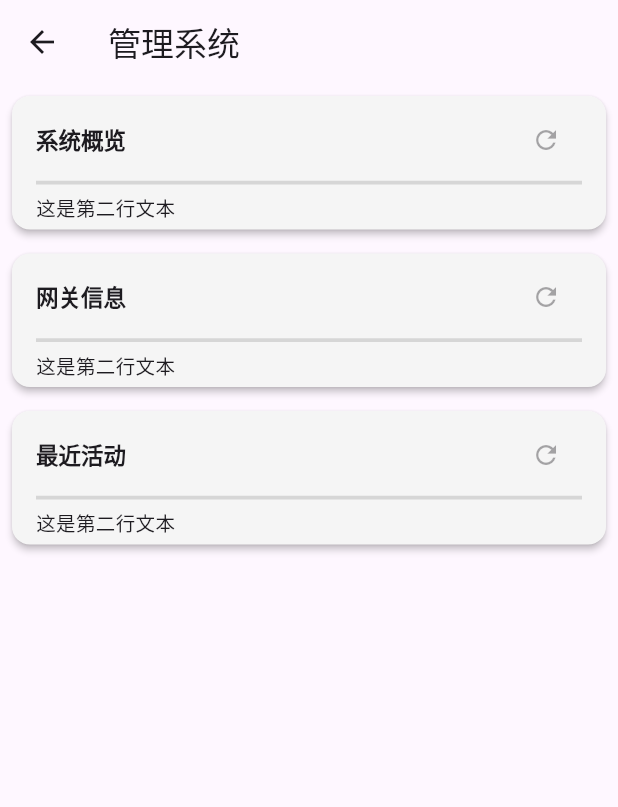
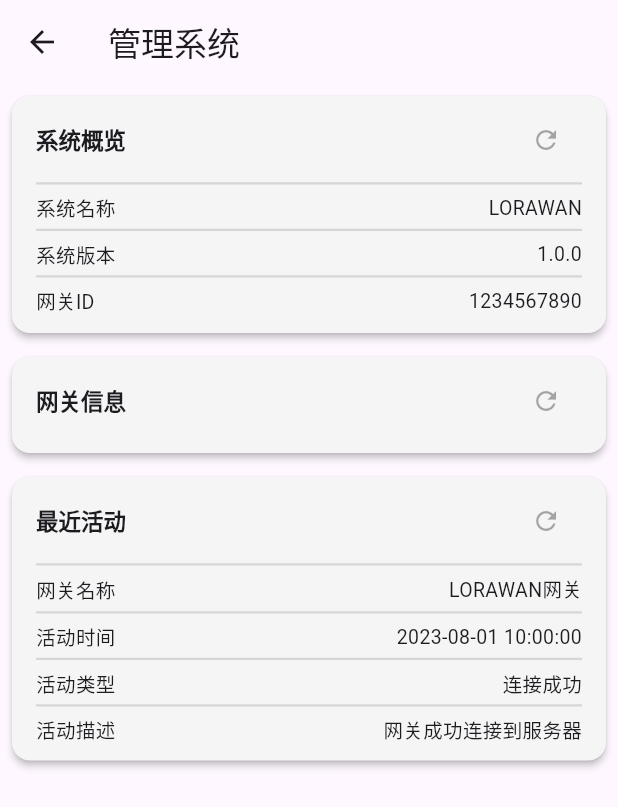
Before and after one commit to Nahida1O27/UI4LoRaWAN, a Flutter app: the SysPage screen opened directly, on a phone screen of 412 x 824 dp. Shown: the top 807 px of the screen. Run offline on Flutter 3.47's test engine with Material 3 defaults, Android fonts, the phone set to English and light mode, and no system bars.

Commit message:
重命名mv移动card文件
Co-authored-by: Copilot <copilot@github.com>

```diff
--- a/lib/components/card.dart
+++ b/lib/components/Card/txt_line_card.dart
@@ -6,7 +6,7 @@ import 'package:flutter/material.dart';
 //每个键值对表示卡片的一行内容，键是居左文本，值是居右文本
 //除了卡片标题这一行，每行文本上面用分割线隔开。
 
-class CustomCard extends StatelessWidget {
+class TextLineCard extends StatelessWidget {
   final String title;
   final List<Map<String, String>>? data;
   final Widget? child;
@@ -16,7 +16,7 @@ class CustomCard extends StatelessWidget {
   final Color? color;
   final double borderRadius;
 
-  const CustomCard({
+  const TextLineCard({
     super.key,
     required this.title,
     this.data,
@@ -41,7 +41,7 @@ class CustomCard extends StatelessWidget {
         padding: padding,
         child: Column(
           //卡片内容左对齐
-          //crossAxisAlignment: CrossAxisAlignment.start,
+          crossAxisAlignment: CrossAxisAlignment.start,
           children: [
             //卡片第一行开始
             Row(
@@ -64,20 +64,37 @@ class CustomCard extends StatelessWidget {
               ],
             ),
             //卡片第一行结束
+
+            //卡片的第二三四...行
+            if (data != null && data!.isNotEmpty) ...[
+              ...data!.asMap().entries.map((entry) {
+                final item = entry.value;
+                return Column(
+                  children: [
                     //行与行之间的分割线
                     Padding(
                       padding: const EdgeInsets.symmetric(vertical: 6),
-              child: Divider(
+                      child: const Divider(
                         height: 0,
-                thickness: 2.5,
+                        thickness: 1.5,
                         color: Color.fromARGB(255, 214, 214, 214),
                       ),
                     ),
+
                     Row(
-              //卡片标题和刷新按钮之间的间距
                       mainAxisAlignment: MainAxisAlignment.spaceBetween,
-              children: [Text("这是第二行文本", style: TextStyle(fontSize: 13))],
+                      children: [
+                        Text(item.keys.first, style: TextStyle(fontSize: 13)),
+                        Text(item.values.first, style: TextStyle(fontSize: 13)),
+                      ],
                     ),
+                  ],
+                );
+              }),
+            ],
+
+            //最后一行下方填充空间，看上去别那么挤
+            Padding(padding: const EdgeInsets.symmetric(vertical: 3)),
           ],
         ),
       ),
--- a/lib/pages/Sys/index.dart
+++ b/lib/pages/Sys/index.dart
@@ -1,9 +1,22 @@
 //系统信息页
 import 'package:flutter/material.dart';
 //引入一个卡片父类测试
-import 'package:lorawan/components/card.dart';
+import 'package:lorawan/components/Card/txt_line_card.dart';
 
 final List<String> _cardTitles = ["系统概览", "网关信息", "最近活动"];
+final List<List<Map<String, String>>> _cardData = [
+  [
+    //存储键值对的列表
+    {"系统名称": "LORAWAN"}, {"系统版本": "1.0.0"},
+    {"网关ID": "1234567890"},
+  ],
+  [
+    {"网关名称": "LORAWAN网关"},
+    {"活动时间": "2023-08-01 10:00:00"},
+    {"活动类型": "连接成功"},
+    {"活动描述": "网关成功连接到服务器"},
+  ],
+];
 
 class SysPage extends StatefulWidget {
   const SysPage({super.key});
@@ -20,9 +33,9 @@ class _SysPageState extends State<SysPage> {
       body: SingleChildScrollView(
         child: Column(
           children: [
-            CustomCard(title: _cardTitles[0]),
-            CustomCard(title: _cardTitles[1]),
-            CustomCard(title: _cardTitles[2]),
+            TextLineCard(title: _cardTitles[0], data: _cardData[0]),
+            TextLineCard(title: _cardTitles[1]),
+            TextLineCard(title: _cardTitles[2], data: _cardData[1]),
           ],
         ), //从上到下：系统概览、网关信息、最近活动
       ),
```
Lines whose indentation alone changed are shown as unchanged.
